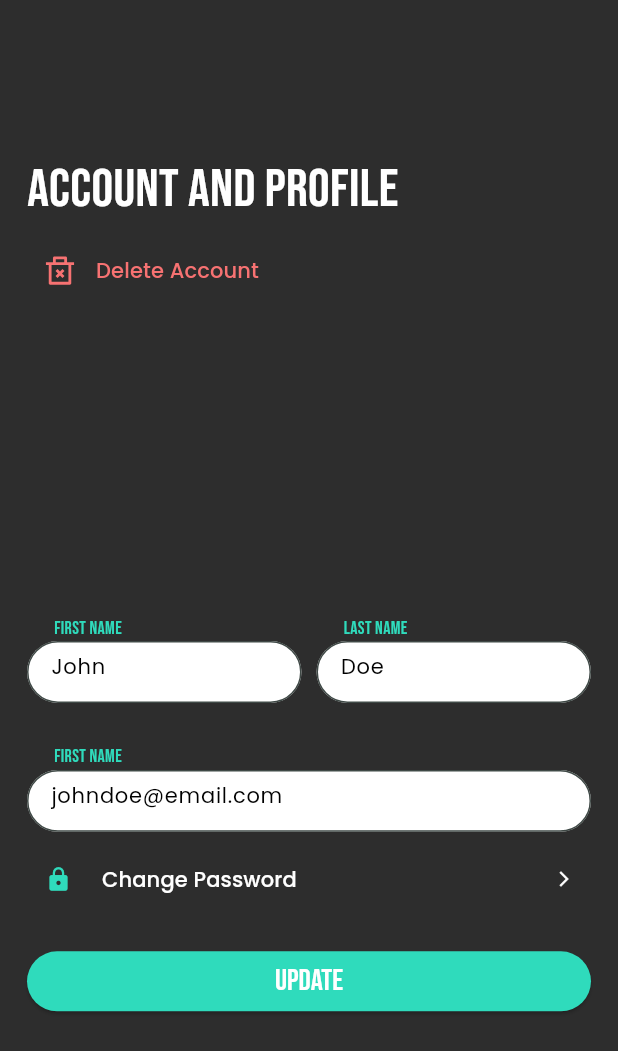
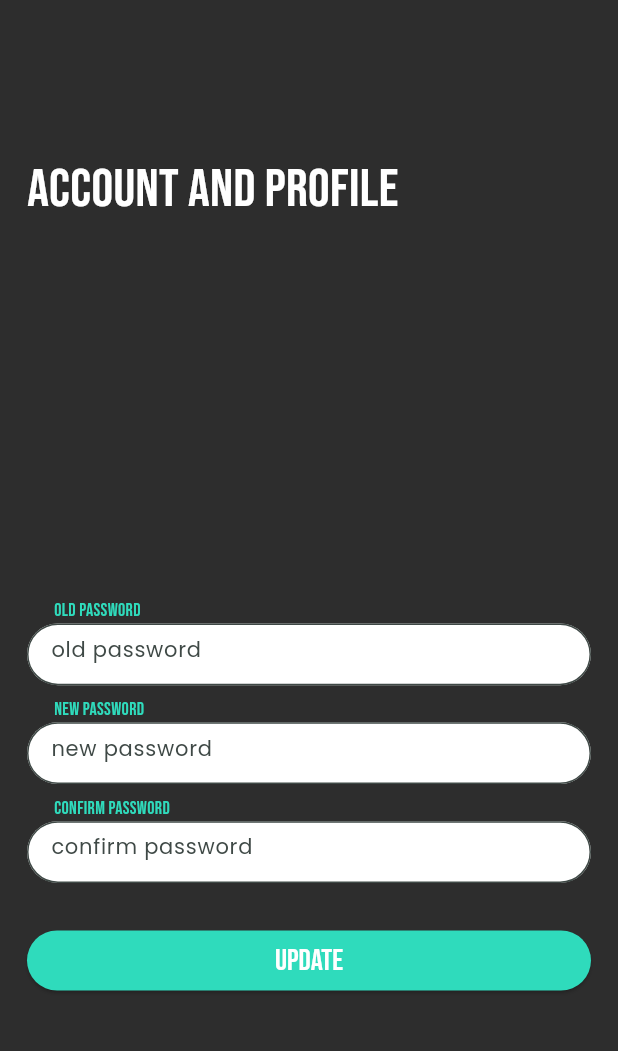
Before and after one commit to AVElfallah/food_e, a Flutter app: the screen it shows after launch, on a phone screen of 412 x 824 dp. Shown: the top 1051 px of the screen. Run offline on Flutter 3.47's test engine with Material 3 defaults, Android fonts, the light colour scheme and no system bars; our stand-ins replace animate_do, flutter_image_slideshow, flutter_svg, google_fonts; project files that could hold a hidden picture were left out.

Commit message:
change password page created

```diff
--- a/lib/main.dart
+++ b/lib/main.dart
@@ -6,6 +6,7 @@
 import 'package:provider/provider.dart';
 
 import 'pages/profile/pages/account_profile/account_profile_page.dart';
+import 'pages/profile/pages/change_password/change_password_page.dart';
 
 void main() {
   runApp(
@@ -128,7 +129,7 @@
         primaryColorLight: ColorsHelper.primaryLight,
         useMaterial3: true,
       ),
-      home: const AccountProfilePage(),
+      home:  ChangePasswordPage(),
       //initialRoute: RouterHelper.splashPage,
       onGenerateRoute: RouterHelper.generateRoute,
     );
--- a/lib/pages/profile/pages/account_profile/account_profile_page.dart
+++ b/lib/pages/profile/pages/account_profile/account_profile_page.dart
@@ -169,7 +169,7 @@
                   Padding(
                     padding: const EdgeInsets.only(left: 18.0),
                     child: Text(
-                      'FIRST NAME',
+                      'Email',
                       style: GoogleFonts.bebasNeue(
                         fontSize: 12,
                         color: ColorsHelper.primary,
--- /dev/null
+++ b/lib/pages/profile/pages/change_password/change_password_page.dart
@@ -0,0 +1,170 @@
+import 'package:flutter/material.dart';
+
+import 'package:google_fonts/google_fonts.dart';
+
+import '../../../../helpers/colors_helper.dart';
+import '../../../../shared/widgets/role_model_appbar_widget.dart';
+
+class ChangePasswordPage extends StatelessWidget {
+  ChangePasswordPage({super.key});
+  final TextEditingController _oldPasswordController = TextEditingController();
+  final TextEditingController _newPasswordController = TextEditingController();
+  final TextEditingController _confirmPasswordController =
+      TextEditingController();
+
+  @override
+  Widget build(BuildContext context) {
+    final height = MediaQuery.of(context).size.height;
+    return Scaffold(
+      appBar: RoleModelAppbarWidget(
+        context,
+        leadingIcon: Icons.arrow_back_ios_new,
+      ),
+      body: Padding(
+        padding: const EdgeInsets.all(18.0),
+        child: ListView(
+          children: [
+            Text(
+              'ACCOUNT AND PROFILE',
+              style: GoogleFonts.bebasNeue(
+                fontSize: 36,
+                color: Colors.white,
+              ),
+            ),
+
+            SizedBox(height: height * .3),
+            // Email Field
+            // Email Text [START]
+            SizedBox(
+              height: height * .08,
+              child: Column(
+                crossAxisAlignment: CrossAxisAlignment.start,
+                children: [
+                  Padding(
+                    padding: const EdgeInsets.only(left: 18.0),
+                    child: Text(
+                      'OLD PASSWORD',
+                      style: GoogleFonts.bebasNeue(
+                        fontSize: 12,
+                        color: ColorsHelper.primary,
+                      ),
+                    ),
+                  ),
+                  SizedBox(
+                    height: height * .05,
+                    child: TextField(
+                      controller: _oldPasswordController,
+                      style: GoogleFonts.poppins(
+                        fontSize: 14,
+                        color: Colors.black,
+                      ),
+                      decoration: InputDecoration(
+                        hintText: 'old password',
+                        filled: true,
+                        fillColor: Colors.white,
+                        border: OutlineInputBorder(
+                          borderRadius: BorderRadius.circular(30),
+                        ),
+                      ),
+                    ),
+                  ),
+                ],
+              ),
+            ),
+            // Email Text [END]
+            // Email Text [START]
+            SizedBox(
+              height: height * .08,
+              child: Column(
+                crossAxisAlignment: CrossAxisAlignment.start,
+                children: [
+                  Padding(
+                    padding: const EdgeInsets.only(left: 18.0),
+                    child: Text(
+                      'NEW PASSWORD',
+                      style: GoogleFonts.bebasNeue(
+                        fontSize: 12,
+                        color: ColorsHelper.primary,
+                      ),
+                    ),
+                  ),
+                  SizedBox(
+                    height: height * .05,
+                    child: TextField(
+                      controller: _newPasswordController,
+                      style: GoogleFonts.poppins(
+                        fontSize: 14,
+                        color: Colors.black,
+                      ),
+                      decoration: InputDecoration(
+                        hintText: 'new password',
+                        filled: true,
+                        fillColor: Colors.white,
+                        border: OutlineInputBorder(
+                          borderRadius: BorderRadius.circular(30),
+                        ),
+                      ),
+                    ),
+                  ),
+                ],
+              ),
+            ),
+            // Email Text [END]
+            // Email Text [START]
+            SizedBox(
+              height: height * .08,
+              child: Column(
+                crossAxisAlignment: CrossAxisAlignment.start,
+                children: [
+                  Padding(
+                    padding: const EdgeInsets.only(left: 18.0),
+                    child: Text(
+                      'CONFIRM PASSWORD',
+                      style: GoogleFonts.bebasNeue(
+                        fontSize: 12,
+                        color: ColorsHelper.primary,
+                      ),
+                    ),
+                  ),
+                  SizedBox(
+                    height: height * .05,
+                    child: TextField(
+                      controller: _confirmPasswordController,
+                      style: GoogleFonts.poppins(
+                        fontSize: 14,
+                        color: Colors.black,
+                      ),
+                      decoration: InputDecoration(
+                        hintText: 'confirm password',
+                        filled: true,
+                        fillColor: Colors.white,
+                        border: OutlineInputBorder(
+                          borderRadius: BorderRadius.circular(30),
+                        ),
+                      ),
+                    ),
+                  ),
+                ],
+              ),
+            ),
+            // Email Text [END]
+
+            const SizedBox(height: 20),
+            // Update Button
+            Center(
+              child: ElevatedButton(
+                onPressed: () {
+                  // Add update functionality
+                },
+                child: const Text('UPDATE'),
+              ),
+            ),
+            SizedBox(
+              height: height * .1,
+            )
+          ],
+        ),
+      ),
+    );
+  }
+}
```
